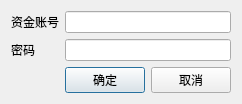
Qt form dev/easytrader/ilogin.ui (unit-xx/xfiles) before a commit.
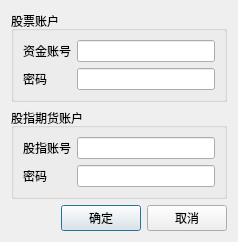
The same form after that commit.

The edit to the form file:
```diff
--- a/dev/easytrader/ilogin.ui
+++ b/dev/easytrader/ilogin.ui
@@ -6,8 +6,8 @@
    <rect>
     <x>0</x>
     <y>0</y>
-    <width>240</width>
-    <height>93</height>
+    <width>238</width>
+    <height>209</height>
    </rect>
   </property>
   <property name="sizePolicy">
@@ -23,6 +23,12 @@
    <bool>false</bool>
   </property>
   <layout class="QGridLayout" name="gridLayout">
+   <item row="0" column="0" colspan="3">
+    <widget class="QGroupBox" name="groupBox">
+     <property name="title">
+      <string>股票账户</string>
+     </property>
+     <layout class="QFormLayout" name="formLayout">
    <item row="0" column="0">
     <widget class="QLabel" name="label_3">
      <property name="text">
@@ -30,8 +36,8 @@
      </property>
     </widget>
    </item>
-   <item row="0" column="1" colspan="2">
-    <widget class="QLineEdit" name="account"/>
+      <item row="0" column="1">
+       <widget class="QLineEdit" name="accountstock"/>
    </item>
    <item row="1" column="0">
     <widget class="QLabel" name="label_4">
@@ -40,11 +46,47 @@
      </property>
     </widget>
    </item>
-   <item row="1" column="1" colspan="2">
-    <widget class="QLineEdit" name="passwd">
+      <item row="1" column="1">
+       <widget class="QLineEdit" name="passwdstock">
      <property name="echoMode">
       <enum>QLineEdit::Password</enum>
      </property>
+       </widget>
+      </item>
+     </layout>
+    </widget>
+   </item>
+   <item row="1" column="0" colspan="3">
+    <widget class="QGroupBox" name="groupBox_2">
+     <property name="title">
+      <string>股指期货账户</string>
+     </property>
+     <layout class="QFormLayout" name="formLayout_2">
+      <item row="0" column="0">
+       <widget class="QLabel" name="label_5">
+        <property name="text">
+         <string>股指账号</string>
+        </property>
+       </widget>
+      </item>
+      <item row="0" column="1">
+       <widget class="QLineEdit" name="accountsindex"/>
+      </item>
+      <item row="1" column="0">
+       <widget class="QLabel" name="label_6">
+        <property name="text">
+         <string>密码</string>
+        </property>
+       </widget>
+      </item>
+      <item row="1" column="1">
+       <widget class="QLineEdit" name="passwdsindex">
+        <property name="echoMode">
+         <enum>QLineEdit::Password</enum>
+        </property>
+       </widget>
+      </item>
+     </layout>
     </widget>
    </item>
    <item row="2" column="0">
```
Lines whose indentation alone changed are shown as unchanged.
